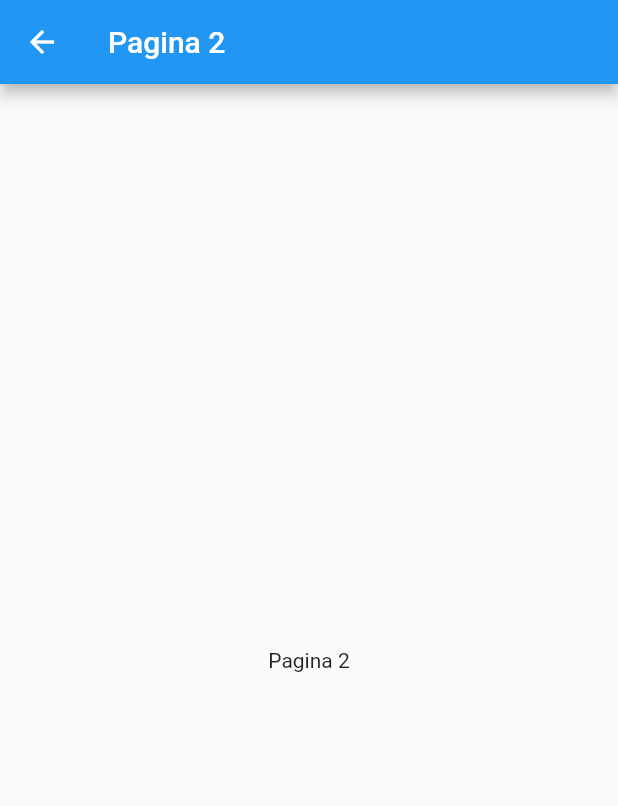
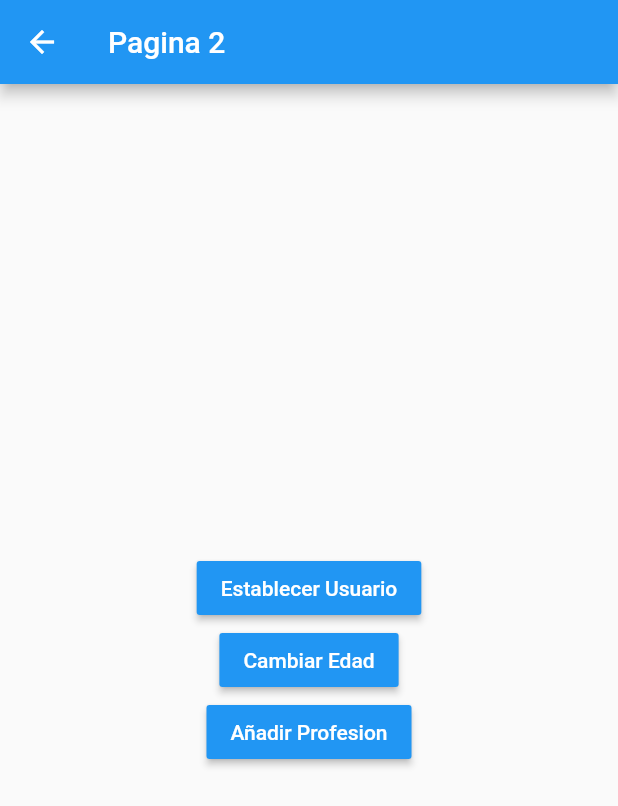
Before and after one commit to irwinet/app_flutter_estados, a Flutter app: the screen it shows after launch, after a tap on the "next plan" icon, on a phone screen of 412 x 824 dp. Shown: the top 806 px of the screen. Run offline on Flutter 3.47's test engine with Material 2 defaults, Android fonts, the phone set to English and light mode, and no system bars.

Commit message:
Add designe page1 and page2

```diff
--- /dev/null
+++ b/lib/models/usuario.dart
@@ -0,0 +1,7 @@
+class Usuario {
+  String nombre;
+  int edad;
+  List<String> profesiones;
+
+  Usuario({required this.nombre, required this.edad, required this.profesiones});
+}
--- a/lib/pages/pagina1_page.dart
+++ b/lib/pages/pagina1_page.dart
@@ -2,20 +2,49 @@
 
 
 class Pagina1Page extends StatelessWidget {
+  const Pagina1Page({super.key});
+
 
   @override
   Widget build(BuildContext context) {
     return Scaffold(
       appBar: AppBar(
-        title: Text('Pagina 1'),
+        title: const Text('Pagina 1'),
       ),
-      body: Center(
-        child: Text('Pagina 1'),
-     ),
+      body: const InformacionUsuario(),
      floatingActionButton: FloatingActionButton(
-      child: Icon(Icons.next_plan),
+      child: const Icon(Icons.next_plan),
       onPressed: () => Navigator.pushNamed(context, 'pagina2'),
      ),
    );
   }
 }
+
+class InformacionUsuario extends StatelessWidget {
+  const InformacionUsuario({super.key});
+
+
+  @override
+  Widget build(BuildContext context) {
+    return Container(
+      height: double.infinity,
+      width: double.infinity,
+      padding: const EdgeInsets.all(20.0),
+      child: const Column(
+        crossAxisAlignment: CrossAxisAlignment.start,
+        children: [
+          Text('General', style: TextStyle(fontSize: 18, fontWeight: FontWeight.bold),),
+          Divider(),
+          ListTile(title: Text('Nombre: '),),
+          ListTile(title: Text('Edad: '),),
+
+          Text('Profesiones', style: TextStyle(fontSize: 18, fontWeight: FontWeight.bold),),
+          Divider(),
+          ListTile(title: Text('Profesion 1: '),),
+          ListTile(title: Text('Profesion 2: '),),
+          ListTile(title: Text('Profesion 3: '),),
+        ],
+      ),
+    );
+  }
+}
--- a/lib/pages/pagina2_page.dart
+++ b/lib/pages/pagina2_page.dart
@@ -2,15 +2,43 @@
 
 
 class Pagina2Page extends StatelessWidget {
+  const Pagina2Page({super.key});
+
 
   @override
   Widget build(BuildContext context) {
     return Scaffold(
       appBar: AppBar(
-        title: Text('Pagina 2'),
+        title: const Text('Pagina 2'),
       ),
       body: Center(
-        child: Text('Pagina 2'),
+        child: Column(
+          mainAxisAlignment: MainAxisAlignment.center,
+          children: [
+            MaterialButton(
+              color: Colors.blue,
+              child: const Text('Establecer Usuario', style: TextStyle(color: Colors.white),),
+              onPressed: () {
+
+              },
+            ),
+            MaterialButton(
+              color: Colors.blue,
+              child: const Text('Cambiar Edad', style: TextStyle(color: Colors.white),),
+              onPressed: () {
+
+              },
+            ),
+
+            MaterialButton(
+              color: Colors.blue,
+              child: const Text('Añadir Profesion', style: TextStyle(color: Colors.white),),
+              onPressed: () {
+
+              },
+            )
+          ],
+        ),
      ),
    );
   }
```
